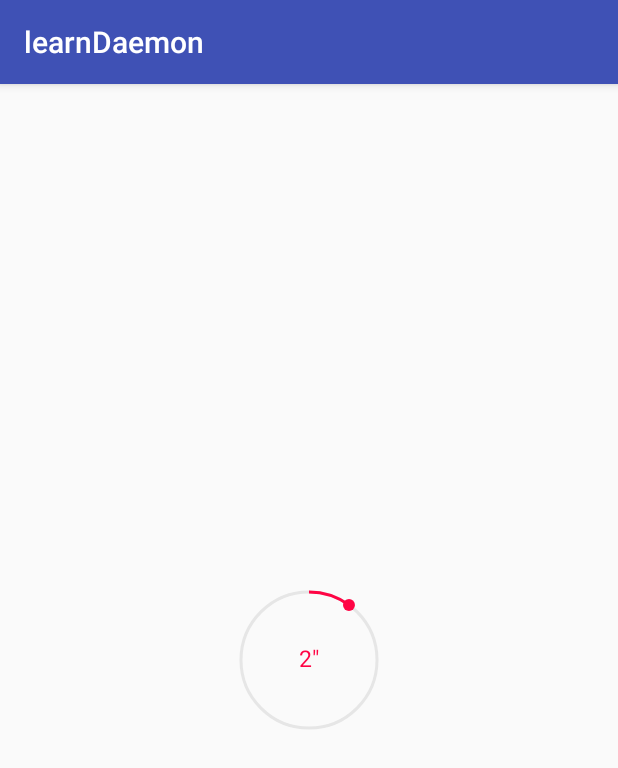
After one commit to 15968105952/AndroidStudy, an Android app: the ProgressActivity screen opened directly, with no data from a screen before it, on a phone screen of 412 x 824 dp. The commit adds this screen. Shown: the top 768 px of the screen. Run offline under Robolectric (Android 15) with nearby library versions, the phone set to English and light mode, and no system bars; our stand-ins replace ButterKnife.

Commit message:
添加自定义进度条

```diff
--- a/app/src/main/AndroidManifest.xml
+++ b/app/src/main/AndroidManifest.xml
@@ -93,6 +93,12 @@
             android:configChanges="keyboardHidden|orientation|locale"
             android:screenOrientation="portrait"
             android:windowSoftInputMode="adjustResize" />
+        <!-- 自定义进度条 -->
+        <activity
+            android:name=".activity.ProgressActivity"
+            android:configChanges="keyboardHidden|orientation|locale"
+            android:screenOrientation="portrait"
+            android:windowSoftInputMode="adjustResize" />
         <activity android:name=".activity.MainActivity">
             <intent-filter>
                 <action android:name="android.intent.action.MAIN" />
--- /dev/null
+++ b/app/src/main/java/com/lahm/learndaemon/activity/ProgressActivity.java
@@ -0,0 +1,29 @@
+package com.lahm.learndaemon.activity;
+
+import android.os.Bundle;
+import android.support.annotation.Nullable;
+
+import com.lahm.learndaemon.R;
+import com.lahm.learndaemon.view.CircleProgress;
+
+import butterknife.BindView;
+import butterknife.ButterKnife;
+
+public class ProgressActivity extends BaseActivity {
+    @BindView(R.id.progress)
+    CircleProgress progress;
+
+    @Override
+    protected void onCreate(@Nullable Bundle savedInstanceState) {
+        super.onCreate(savedInstanceState);
+        setContentView(R.layout.activity_progress);
+        ButterKnife.bind(this);
+        progress.start();
+        progress.setOnProgressListener(new CircleProgress.onProgressListener() {
+            @Override
+            public void onMaxProgress() {
+
+            }
+        });
+    }
+}
--- /dev/null
+++ b/app/src/main/java/com/lahm/learndaemon/utils/Utility.java
@@ -0,0 +1,18 @@
+package com.lahm.learndaemon.utils;
+
+import android.content.Context;
+
+public class Utility {
+    /**
+     * dip转换成px
+     *
+     * @param context
+     * @param dpValue
+     * @return
+     */
+    public static int dip2px(Context context, float dpValue) {
+        final float scale = context.getResources().getDisplayMetrics().density;
+        return (int) (dpValue * scale + 0.5f);
+    }
+
+}
--- /dev/null
+++ b/app/src/main/java/com/lahm/learndaemon/view/CircleProgress.java
@@ -0,0 +1,204 @@
+package com.lahm.learndaemon.view;
+
+import android.content.Context;
+import android.graphics.Canvas;
+import android.graphics.Color;
+import android.graphics.Paint;
+import android.graphics.RectF;
+import android.os.Handler;
+import android.os.Message;
+import android.support.annotation.Nullable;
+import android.support.v7.widget.AppCompatTextView;
+import android.util.AttributeSet;
+
+import com.lahm.learndaemon.utils.Utility;
+
+import java.util.Timer;
+import java.util.TimerTask;
+
+/**
+ * Copyright (C), 2018-2018
+ * FileName:
+ * Author:       肖冲
+ * Date:         2019/3/7 10:59
+ * Description: 圆形进度条
+ */
+public class CircleProgress extends AppCompatTextView {
+   Handler handler=new android.os.Handler(){
+       @Override
+       public void handleMessage(Message msg) {
+           invalidate();
+       }
+       };
+
+    public CircleProgress(Context context) {
+        super(context);
+        init();
+    }
+
+    public CircleProgress(Context context, @Nullable AttributeSet attrs) {
+        super(context, attrs);
+        init();
+    }
+
+    public CircleProgress(Context context, @Nullable AttributeSet attrs, int defStyleAttr) {
+        super(context, attrs, defStyleAttr);
+        init();
+    }
+
+    Paint mTextPaint; //文字画笔
+    Paint mProgressPaint; //进度条画笔
+
+    int progressBgColor; //进度的背景颜色
+    int progressColor;//进度颜色
+    private int progress;
+    private String txt_progress;
+
+    private int radis_point = Utility.dip2px(getContext(), 4);
+    private int ring_width = Utility.dip2px(getContext(), 2);
+
+
+    private void init() {
+        mTextPaint = getPaint();
+        mTextPaint.setAntiAlias(true);
+
+        mProgressPaint = new Paint();
+        mProgressPaint.setAntiAlias(true);
+        mProgressPaint.setStyle(Paint.Style.STROKE);
+        mProgressPaint.setStrokeWidth(ring_width);
+
+        progressBgColor = Color.parseColor("#E6E6E6");
+        progressColor = getCurrentTextColor();
+
+    }
+
+
+    @Override
+    protected void onDraw(Canvas canvas) {
+        super.onDraw(canvas);
+        int width = getWidth();
+        int height = getHeight();
+        int cX = width / 2;
+        int cY = height / 2;
+        int radiu = cX - radis_point - ring_width / 2;
+        //画环背景
+        mProgressPaint.setColor(progressBgColor);
+        canvas.drawCircle(cX, cY, radiu, mProgressPaint);
+
+        //画进度颜色
+        RectF rectF = new RectF(radis_point + ring_width / 2, radis_point + ring_width / 2, width - radis_point - ring_width / 2, height - radis_point - ring_width / 2);
+        mProgressPaint.setColor(progressColor);
+        float sweepAngle = progress * 1f / MAX_PROGRESS * 360;
+        canvas.drawArc(rectF, -90, sweepAngle, false, mProgressPaint);
+//        canvas.drawArc(rectF, -90, 360, true, mProgressPaint);
+
+        double angle = (Math.PI * (90 - sweepAngle) / 180);
+
+
+        //画进度的圆点
+        float cx = cX + (float) (radiu * Math.cos(angle));
+        float cy = cY - (float) (radiu * Math.sin(angle));
+        canvas.drawCircle(cx, cy, radis_point, mTextPaint);
+
+        //画 文字
+        txt_progress = progress + "″";
+        float textW = mTextPaint.measureText(txt_progress);
+        float textH = (mTextPaint.getFontMetrics().descent - mTextPaint.getFontMetrics().ascent) / 2;
+        float textX = width / 2 - textW / 2;
+        float textY = height / 2 + textH / 2;
+
+        canvas.drawText(txt_progress, 0, txt_progress.length(), textX, textY, mTextPaint);
+    }
+
+    private static final int MAX_PROGRESS = 20;
+
+    Timer timer;
+    TimerTask timerTask;
+
+    public int getProgress() {
+        return progress;
+    }
+
+    public void start() {
+        //开启一个线程去绘制界面
+        if (timer != null) timer.cancel();
+        if (timerTask != null) timerTask.cancel();
+
+        progress = 0;
+        timer = new Timer();
+        timerTask = new TimerTask() {
+            @Override
+            public void run() {
+                if (progress >= MAX_PROGRESS) {
+                    if(listener!=null)listener.onMaxProgress();
+                    stop();
+                    return;
+                }
+                if (!pausing) {//是否暂停
+//                    invalidate();
+                    handler.sendEmptyMessage(100);
+                    progress++;
+                }
+            }
+        };
+        postInvalidate();
+        timer.schedule(timerTask, 1000, 1000);
+    }
+
+    public void stop() {
+        if (timerTask != null)
+            timerTask.cancel();
+        if (timer != null)
+            timer.cancel();
+    }
+
+    private boolean pausing = false;  //是否暂停状态
+
+    //暂停或者播放当前进度
+    public void togglePause() {
+        pausing = !pausing;
+    }
+
+    /**
+     * 是否是暂停状态
+     *
+     * @return
+     */
+    public boolean isPause() {
+        return pausing;
+    }
+
+    public void setProgress(int progress) {
+        this.progress = progress;
+        invalidate();
+    }
+
+    public void reset() {
+        stop();
+        setProgress(0);
+    }
+
+    @Override
+    protected void onDetachedFromWindow() {
+        super.onDetachedFromWindow();
+        if (timerTask != null) timerTask.cancel();
+        timerTask = null;
+        if (timer != null) timer.cancel();
+        timer = null;
+        if(null!=handler){
+            handler.removeMessages(100);
+            handler=null;
+        }
+    }
+
+    private onProgressListener listener ;
+
+    public void setOnProgressListener(onProgressListener listener) {
+        this.listener = listener;
+    }
+
+    public interface onProgressListener{
+        void onMaxProgress();
+
+    }
+}
--- a/app/src/main/res/layout/activity_custom_control.xml
+++ b/app/src/main/res/layout/activity_custom_control.xml
@@ -30,5 +30,10 @@
             android:id="@+id/tv_rotation_chart"
             android:text="自定义轮播图"
             style="@style/item_textview"></TextView>
+
+        <TextView
+            android:id="@+id/tv_progress"
+            android:text="自定义进度条"
+            style="@style/item_textview"></TextView>
     </LinearLayout>
 </android.support.v4.widget.NestedScrollView>
--- /dev/null
+++ b/app/src/main/res/layout/activity_progress.xml
@@ -0,0 +1,18 @@
+<?xml version="1.0" encoding="utf-8"?>
+<LinearLayout xmlns:android="http://schemas.android.com/apk/res/android"
+    xmlns:app="http://schemas.android.com/apk/res-auto"
+    android:orientation="vertical"
+    android:gravity="center"
+    android:layout_width="match_parent"
+    android:layout_height="match_parent">
+
+    <com.lahm.learndaemon.view.CircleProgress
+        android:id="@+id/progress"
+        android:layout_width="100dp"
+        android:layout_height="100dp"
+        android:textColor="@color/color_FF0444"
+        android:textSize="@dimen/text_15"
+        android:layout_centerHorizontal="true"
+
+        ></com.lahm.learndaemon.view.CircleProgress>
+</LinearLayout>
--- a/app/src/main/res/values/colors.xml
+++ b/app/src/main/res/values/colors.xml
@@ -13,4 +13,5 @@
     <color name="color_red20">#20F5222D</color>
     <color name="color_red">#F5222D</color>
     <color name="app_color">#2C8CFF</color>
+    <color name="color_FF0444">#FF0444</color>
 </resources>
--- a/app/src/main/res/values/dimens.xml
+++ b/app/src/main/res/values/dimens.xml
@@ -2,4 +2,5 @@
 <resources>
     <dimen name="text_12">12sp</dimen>
     <dimen name="text_20">20sp</dimen>
+    <dimen name="text_15">15sp</dimen>
 </resources>
```
Also changed, not shown: app/src/main/java/com/lahm/learndaemon/activity/CustomControlActivity.java (+9 -2 lines).
